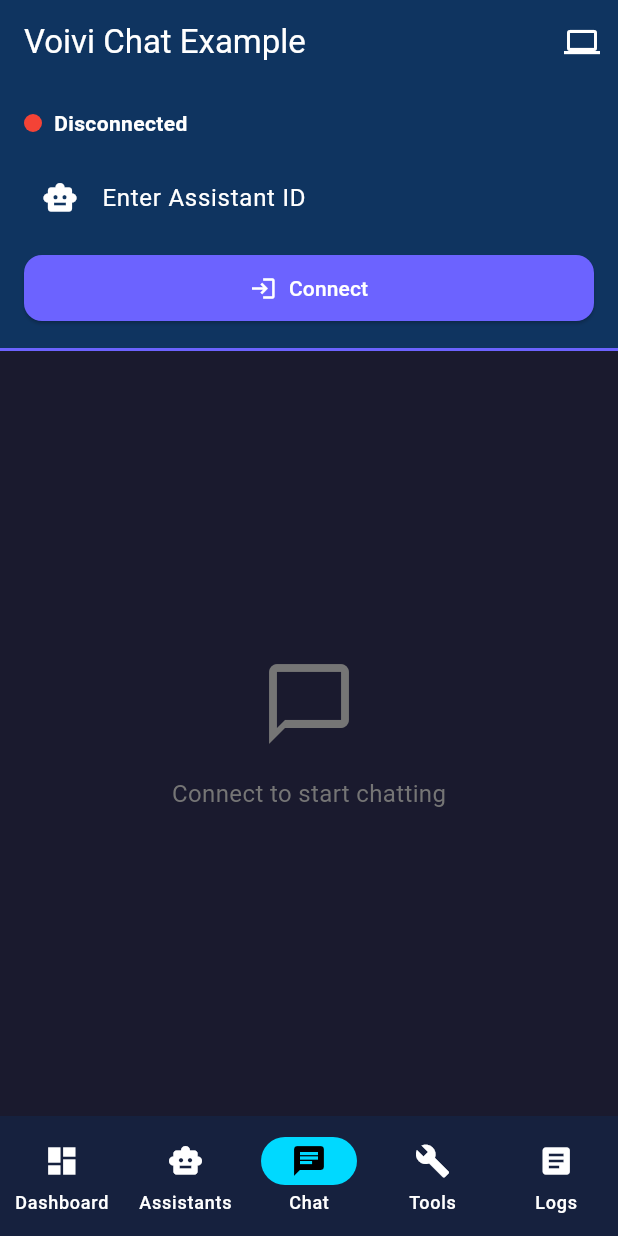
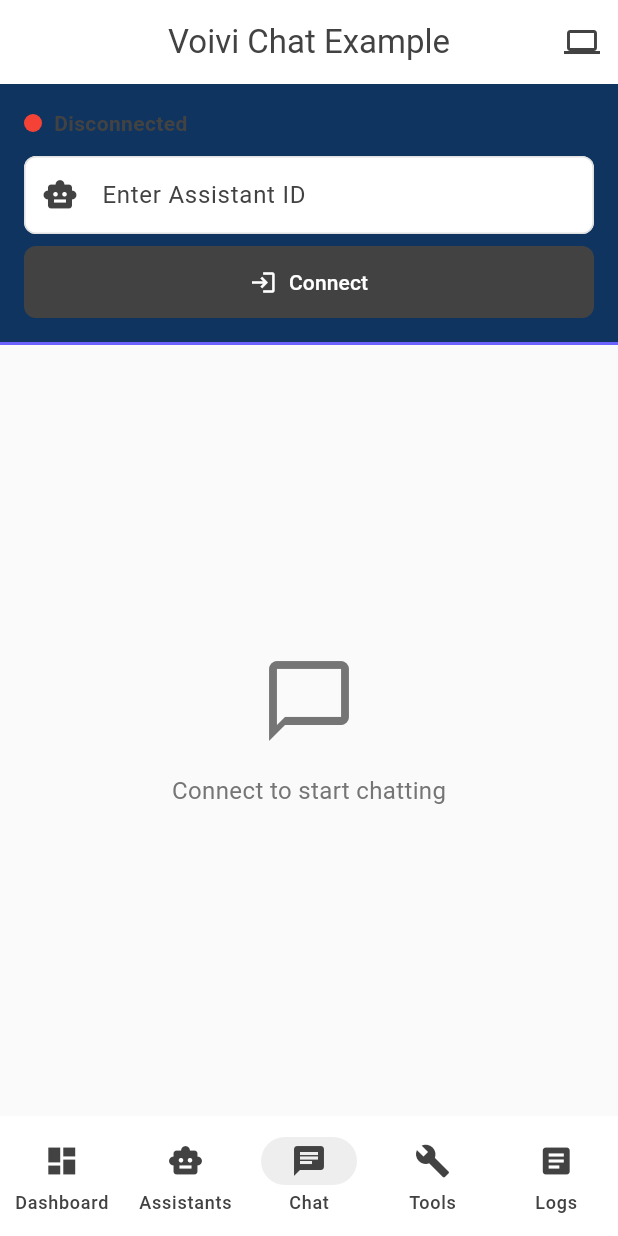
Before and after one commit to alperduzgun/voivi_flutter_voice_ai, a Flutter app: the screen it shows after launch, item 3 of the bottom bar chosen, on a phone screen of 412 x 824 dp. Run offline on Flutter 3.47's test engine with Material 3 defaults, Android fonts, the phone set to English and light mode, and no system bars; our stand-ins replace file_picker; network calls fail.

Commit message:
refactor(example): Apply minimalist Korean-style design theme
- Changed from dark theme to light minimalist theme
- Implemented monochromatic color scheme (grays and whites)
- Reduced elevations and shadows for cleaner look
- Updated border radius to 8px for subtler corners
- Set Material 3 design system
- Centered app bar title
- Minimized color contrast for sophisticated aesthetic

Color palette:
- Background: #FAFAFA (light gray)
- Surface: #FFFFFF (white)
- Primary: #9E9E9E (medium gray)
- Text: #424242 (dark gray)
- Borders: #E0E0E0 (light gray)

```diff
--- a/example/lib/main.dart
+++ b/example/lib/main.dart
@@ -15,51 +15,67 @@ class VoiviChatExampleApp extends StatelessWidget {
       title: 'Voivi Voice Ai Example',
       debugShowCheckedModeBanner: false,
       theme: ThemeData(
-        primarySwatch: Colors.indigo,
-        brightness: Brightness.dark,
-        scaffoldBackgroundColor: const Color(0xFF1A1A2E),
-        cardColor: const Color(0xFF16213E),
-        colorScheme: const ColorScheme.dark(
-          primary: Color(0xFF6C63FF),
-          secondary: Color(0xFF00D9FF),
-          surface: Color(0xFF16213E),
+        useMaterial3: true,
+        brightness: Brightness.light,
+        scaffoldBackgroundColor: const Color(0xFFFAFAFA),
+        cardColor: const Color(0xFFFFFFFF),
+        colorScheme: const ColorScheme.light(
+          primary: Color(0xFF9E9E9E),
+          secondary: Color(0xFFEEEEEE),
+          surface: Color(0xFFFFFFFF),
+          background: Color(0xFFFAFAFA),
+          onPrimary: Color(0xFFFFFFFF),
+          onSecondary: Color(0xFF424242),
+          onSurface: Color(0xFF424242),
+          onBackground: Color(0xFF424242),
         ),
         appBarTheme: const AppBarTheme(
-          backgroundColor: Color(0xFF0F3460),
+          backgroundColor: Color(0xFFFFFFFF),
+          foregroundColor: Color(0xFF424242),
           elevation: 0,
+          centerTitle: true,
         ),
         inputDecorationTheme: InputDecorationTheme(
           filled: true,
-          fillColor: const Color(0xFF0F3460),
+          fillColor: const Color(0xFFFFFFFF),
+          contentPadding: const EdgeInsets.symmetric(horizontal: 16, vertical: 14),
           border: OutlineInputBorder(
-            borderRadius: BorderRadius.circular(12),
-            borderSide: BorderSide.none,
+            borderRadius: BorderRadius.circular(8),
+            borderSide: const BorderSide(color: Color(0xFFE0E0E0), width: 1),
           ),
           enabledBorder: OutlineInputBorder(
-            borderRadius: BorderRadius.circular(12),
-            borderSide: BorderSide.none,
+            borderRadius: BorderRadius.circular(8),
+            borderSide: const BorderSide(color: Color(0xFFE0E0E0), width: 1),
           ),
           focusedBorder: OutlineInputBorder(
-            borderRadius: BorderRadius.circular(12),
-            borderSide: const BorderSide(color: Color(0xFF6C63FF), width: 2),
+            borderRadius: BorderRadius.circular(8),
+            borderSide: const BorderSide(color: Color(0xFF9E9E9E), width: 1.5),
           ),
         ),
         elevatedButtonTheme: ElevatedButtonThemeData(
           style: ElevatedButton.styleFrom(
-            backgroundColor: const Color(0xFF6C63FF),
-            foregroundColor: Colors.white,
-            padding: const EdgeInsets.symmetric(horizontal: 24, vertical: 12),
+            backgroundColor: const Color(0xFF424242),
+            foregroundColor: const Color(0xFFFFFFFF),
+            elevation: 0,
+            padding: const EdgeInsets.symmetric(horizontal: 24, vertical: 14),
             shape: RoundedRectangleBorder(
-              borderRadius: BorderRadius.circular(12),
+              borderRadius: BorderRadius.circular(8),
             ),
           ),
         ),
         cardTheme: const CardThemeData(
-          color: Color(0xFF16213E),
-          elevation: 4,
+          color: Color(0xFFFFFFFF),
+          elevation: 0.5,
+          shadowColor: Color(0x1A000000),
+          margin: EdgeInsets.symmetric(horizontal: 16, vertical: 8),
           shape: RoundedRectangleBorder(
-            borderRadius: BorderRadius.all(Radius.circular(16)),
+            borderRadius: BorderRadius.all(Radius.circular(12)),
           ),
+        ),
+        dividerColor: const Color(0xFFE0E0E0),
+        iconTheme: const IconThemeData(
+          color: Color(0xFF757575),
+          size: 24,
         ),
       ),
       home: const HomeScreen(),
```
